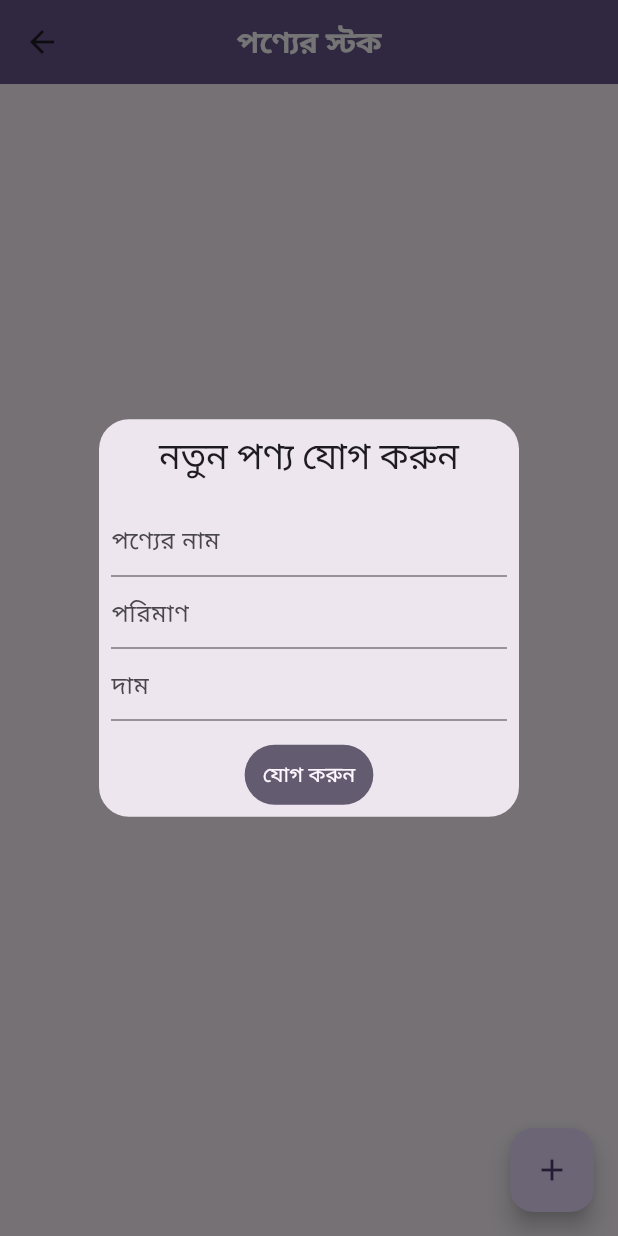
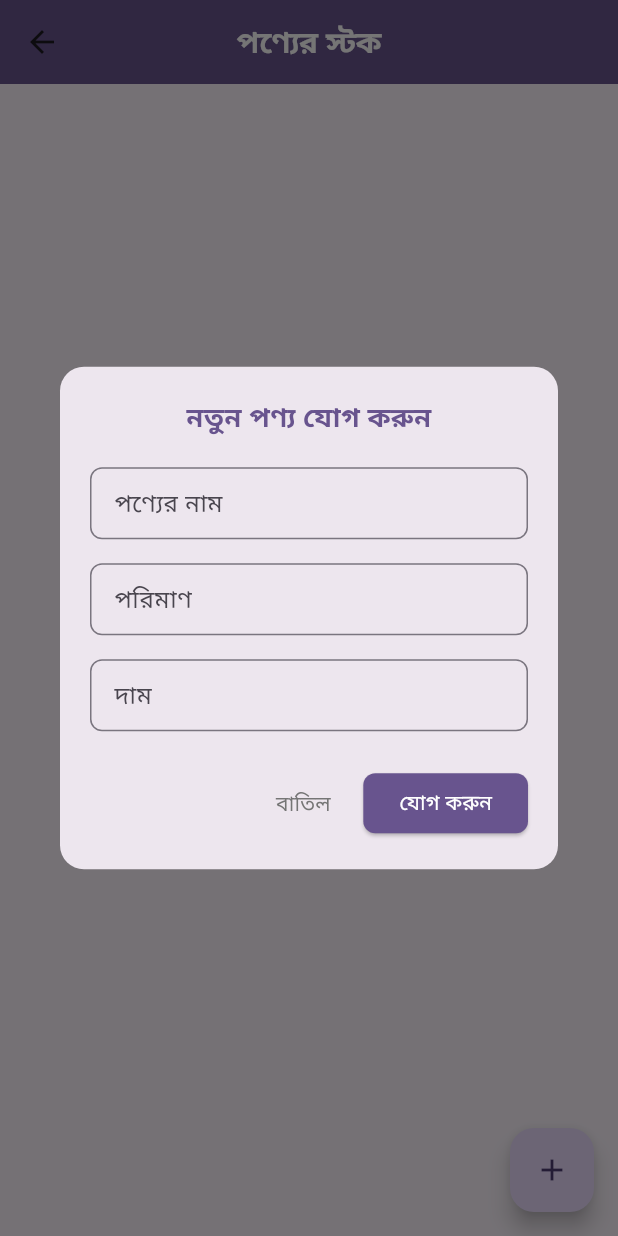
Before and after one commit to BiplobDash/Hisab_Nikas, a Flutter app: the StockScreen screen opened directly, after a tap on the "add" icon, on a phone screen of 412 x 824 dp. Run offline on Flutter 3.47's test engine with Material 3 defaults, Android fonts, the phone set to English and light mode, and no system bars; our stand-ins replace get, image_picker; missing offline and left inert: google_ml_kit.

Commit message:
Add Stock Dialog Box

```diff
--- a/lib/controller/stock_controller.dart
+++ b/lib/controller/stock_controller.dart
@@ -1,17 +1,29 @@
+import 'package:flutter/cupertino.dart';
 import 'package:get/get.dart';
 import 'package:hisab_nikas/model/product_model.dart';
 import 'package:uuid/uuid.dart';
 
 class StockController extends GetxController {
   RxList<Product> products = <Product>[].obs;
+  final TextEditingController nameController = TextEditingController();
+  final TextEditingController quantityController = TextEditingController();
+  final TextEditingController priceController = TextEditingController();
 
-  void addProduct(String name, int quantity, int price) {
+  bool addProduct() {
+    final name = nameController.text;
+    final quantity = int.tryParse(quantityController.text) ?? 0;
+    final price = int.tryParse(priceController.text) ?? 0;
+    if (name.isEmpty || quantity <= 0 || price <= 0) {
+      Get.snackbar('ত্রুটি', 'সঠিকভাবে সব তথ্য দিন');
+      return false;
+    }
     products.add(Product(
       id: Uuid().v4(),
       name: name,
       quantity: quantity,
       price: price,
     ));
+    return true;
   }
 
   void updateStock(String id, int quantityChange) {
--- a/lib/view/stock_screen/stock_screen.dart
+++ b/lib/view/stock_screen/stock_screen.dart
@@ -6,34 +6,7 @@ class StockScreen extends StatelessWidget {
   StockScreen({super.key});
 
   final controller = Get.put(StockController());
-  final nameController = TextEditingController();
-  final quantityController = TextEditingController();
-  final priceController = TextEditingController();
 
-
-  void _showAddProductDialog() {
-    Get.defaultDialog(
-      title: 'নতুন পণ্য যোগ করুন',
-      content: Column(
-        children: [
-          TextField(controller: nameController, decoration: InputDecoration(hintText: 'পণ্যের নাম')),
-          TextField(controller: quantityController, keyboardType: TextInputType.number, decoration: InputDecoration(hintText: 'পরিমাণ')),
-          TextField(controller: priceController, keyboardType: TextInputType.number, decoration: InputDecoration(hintText: 'দাম')),
-        ],
-      ),
-      textConfirm: "যোগ করুন",
-      onConfirm: () {
-        final name = nameController.text;
-        final quantity = int.tryParse(quantityController.text) ?? 0;
-        final price = int.tryParse(priceController.text) ?? 0;
-        controller.addProduct(name, quantity, price);
-        nameController.clear();
-        quantityController.clear();
-        priceController.clear();
-        Get.back();
-      },
-    );
-  }
 
   @override
   Widget build(BuildContext context) {
@@ -53,7 +26,9 @@ class StockScreen extends StatelessWidget {
         backgroundColor: theme.primaryColor,
       ),
       floatingActionButton: FloatingActionButton(
-        onPressed: _showAddProductDialog,
+        onPressed: (){
+          _showAddDialog(context, controller);
+        },
         child: Icon(Icons.add),
       ),
       body: Obx(() {
@@ -92,4 +67,96 @@ class StockScreen extends StatelessWidget {
       }),
     );
   }
+
+  void _showAddDialog(BuildContext context, StockController controller) {
+    final theme = Theme.of(context);
+
+    Get.dialog(
+      Dialog(
+        shape: RoundedRectangleBorder(
+          borderRadius: BorderRadius.circular(16),
+        ),
+        child: Padding(
+          padding: EdgeInsets.all(20),
+          child: Column(
+            mainAxisSize: MainAxisSize.min,
+            children: [
+              Text(
+                "নতুন পণ্য যোগ করুন",
+                style: TextStyle(
+                  fontSize: 18,
+                  fontWeight: FontWeight.bold,
+                  color: theme.primaryColor,
+                ),
+              ),
+              SizedBox(height: 20),
+              TextField(
+                controller: controller.nameController,
+                decoration: InputDecoration(
+                  labelText: "পণ্যের নাম",
+                  border: OutlineInputBorder(
+                    borderRadius: BorderRadius.circular(8),
+                  ),
+                  contentPadding: EdgeInsets.symmetric(horizontal: 12),
+                ),
+              ),
+              SizedBox(height: 16),
+              TextField(
+                controller: controller.quantityController,
+                decoration: InputDecoration(
+                  labelText: "পরিমাণ",
+                  border: OutlineInputBorder(
+                    borderRadius: BorderRadius.circular(8),
+                  ),
+                  contentPadding: EdgeInsets.symmetric(horizontal: 12),
+                ),
+                keyboardType: TextInputType.phone,
+              ),
+              SizedBox(height: 16),
+              TextField(
+                controller: controller.priceController,
+                decoration: InputDecoration(
+                  labelText: "দাম",
+                  border: OutlineInputBorder(
+                    borderRadius: BorderRadius.circular(8),
+                  ),
+                  contentPadding: EdgeInsets.symmetric(horizontal: 12),
+                ),
+                keyboardType: TextInputType.number,
+              ),
+              SizedBox(height: 24),
+              Row(
+                mainAxisAlignment: MainAxisAlignment.end,
+                children: [
+                  TextButton(
+                    onPressed: () => Get.back(),
+                    child: Text(
+                      "বাতিল",
+                      style: TextStyle(color: Colors.grey[600]),
+                    ),
+                  ),
+                  SizedBox(width: 8),
+                  ElevatedButton(
+                    onPressed: () {
+                      bool success = controller.addProduct();
+                      if (success) {
+                        Get.back(); // ✅ ইনপুট সঠিক হলে ডায়লগ বন্ধ হবে
+                      }
+                    },
+                    style: ElevatedButton.styleFrom(
+                      backgroundColor: theme.primaryColor,
+                      shape: RoundedRectangleBorder(
+                        borderRadius: BorderRadius.circular(8),
+                      ),
+                    ),
+                    child: Text("যোগ করুন", style: TextStyle(color: Colors.white)),
+                  ),
+                ],
+              ),
+            ],
+          ),
+        ),
+      ),
+    );
+  }
 }
--- a/pubspec.yaml
+++ b/pubspec.yaml
@@ -38,7 +38,7 @@ dependencies:
   image_picker:
   google_ml_kit:
   path_provider:
-  uuid: ^4.5.1
+  uuid:
 
 dev_dependencies:
   flutter_test:
```
Also changed, not shown: 2 other files.
